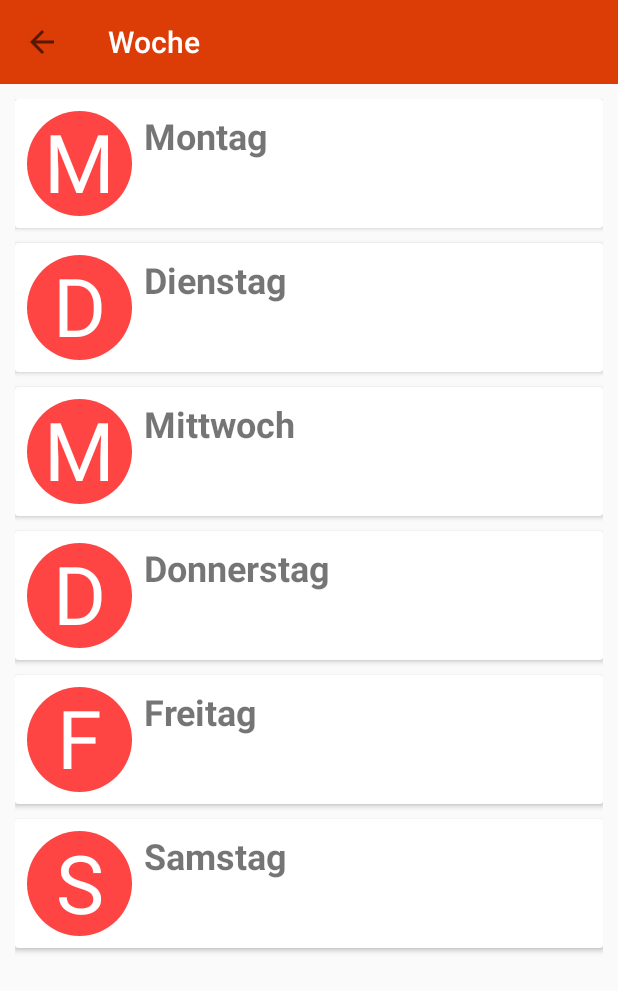
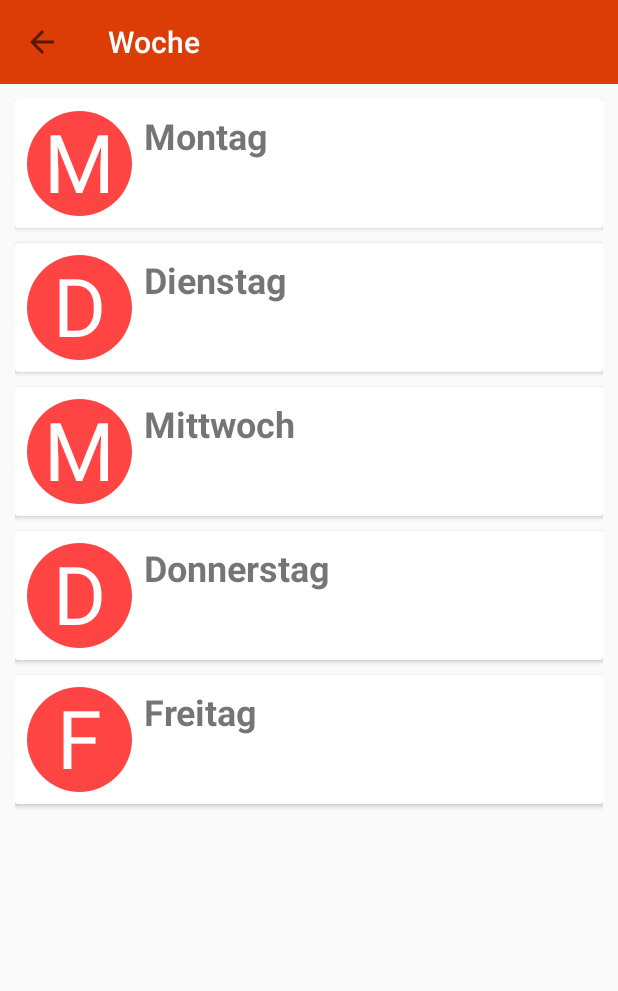
Before and after one commit to Narsipa/HsHBuddy, an Android app: the screen it shows after launch (WeekActivity), after a tap on "Stundenplan", on a phone screen of 412 x 824 dp. Shown: the top 991 px of the screen. Run offline under Robolectric (Android 15) with nearby library versions, the phone set to English and light mode, and no system bars.

Commit message:
Samstag entfernt

```diff
--- a/app/src/main/java/com/example/android/timetabledemo/WeekActivity.java
+++ b/app/src/main/java/com/example/android/timetabledemo/WeekActivity.java
@@ -90,11 +90,6 @@ public class WeekActivity extends AppCompatActivity {
                         sharedPreferences.edit().putString(SEL_DAY, "Freitag").apply();
                         break;
                     }
-                    case 5: {
-                        startActivity(new Intent(WeekActivity.this, DayDetail.class));
-                        sharedPreferences.edit().putString(SEL_DAY, "Samstag").apply();
-                        break;
-                    }
                     default:break;
                 }
             }
--- a/app/src/main/res/values/strings.xml
+++ b/app/src/main/res/values/strings.xml
@@ -1,5 +1,5 @@
 <resources>
-    <string name="app_name">TimeTable Demo</string>
+    <string name="app_name">HsH Buddy</string>
 
     <string-array name="Main">
         <item> Stundenplan </item>
@@ -11,7 +11,7 @@
     <string-array name="Beschreibung">
         <item> Erstelle deinen persönlichen Stundenplan. </item>
         <item> Was gibt es heute in der Mensa? </item>
-        <item> Alle wichtigen Änderungen und andere Infos zur Fakultät 4 </item>
+        <item> Alle wichtigen Änderungen und andere Infos zur Fakultät 4. </item>
         <item> Du weißt nicht wo Du hin musst? Dein Buddy zeigt dir den Weg. </item>
     </string-array>
 
@@ -21,7 +21,6 @@
         <item> Mittwoch </item>
         <item> Donnerstag </item>
         <item> Freitag </item>
-        <item> Samstag </item>
     </string-array>
 
     <string-array name="Montag">
```
